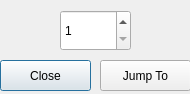
tboudreaux/PHY-2002, file JumpToOrder.ui: the form before one commit.
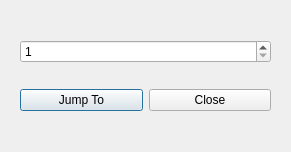
The form after the commit.

Commit message: Signifigant improvements to the UI, converted most of the windows to grid layout so that they can be properly resized, that was a good improvment, have to keep working to get the plots to change size with window size which I don't really know how to do yet, but you know, stuff comes with time

Patch:
```diff
--- a/JumpToOrder.ui
+++ b/JumpToOrder.ui
@@ -6,22 +6,19 @@
    <rect>
     <x>0</x>
     <y>0</y>
-    <width>190</width>
-    <height>94</height>
+    <width>291</width>
+    <height>152</height>
    </rect>
   </property>
   <property name="windowTitle">
    <string>Jump To Order</string>
   </property>
+  <layout class="QGridLayout" name="gridLayout">
+   <item row="0" column="0">
+    <widget class="QWidget" name="widget" native="true">
+     <layout class="QGridLayout" name="gridLayout_2">
+      <item row="0" column="0" colspan="2">
   <widget class="QSpinBox" name="order">
-   <property name="geometry">
-    <rect>
-     <x>60</x>
-     <y>10</y>
-     <width>71</width>
-     <height>41</height>
-    </rect>
-   </property>
    <property name="minimum">
     <number>1</number>
    </property>
@@ -29,32 +26,25 @@
     <number>62</number>
    </property>
   </widget>
-  <widget class="QPushButton" name="cancel">
-   <property name="geometry">
-    <rect>
-     <x>0</x>
-     <y>60</y>
-     <width>91</width>
-     <height>31</height>
-    </rect>
-   </property>
-   <property name="text">
-    <string>Close</string>
-   </property>
-  </widget>
+      </item>
+      <item row="1" column="0">
   <widget class="QPushButton" name="replot">
-   <property name="geometry">
-    <rect>
-     <x>100</x>
-     <y>60</y>
-     <width>91</width>
-     <height>31</height>
-    </rect>
-   </property>
    <property name="text">
     <string>Jump To</string>
    </property>
   </widget>
+      </item>
+      <item row="1" column="1">
+       <widget class="QPushButton" name="cancel">
+        <property name="text">
+         <string>Close</string>
+        </property>
+       </widget>
+      </item>
+     </layout>
+    </widget>
+   </item>
+  </layout>
  </widget>
  <resources/>
  <connections/>
```
Lines whose indentation alone changed are shown as unchanged. The commit also changes 10 other files.
